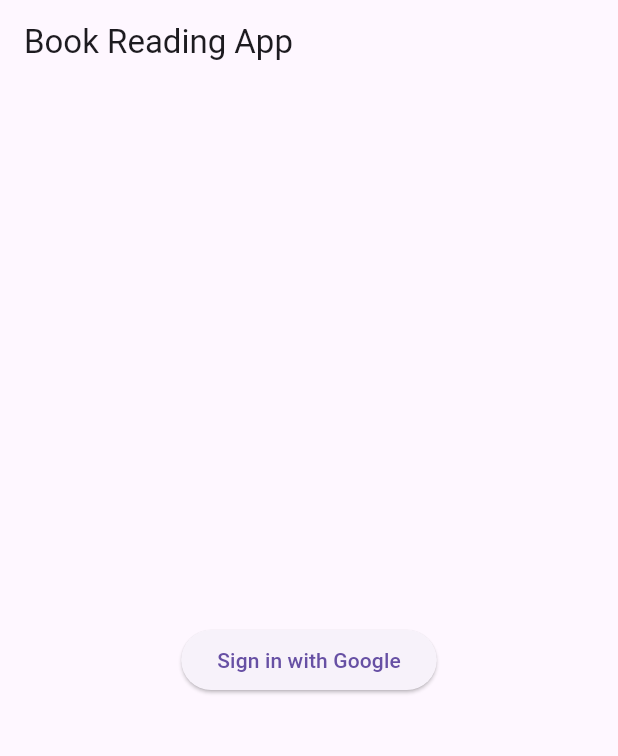
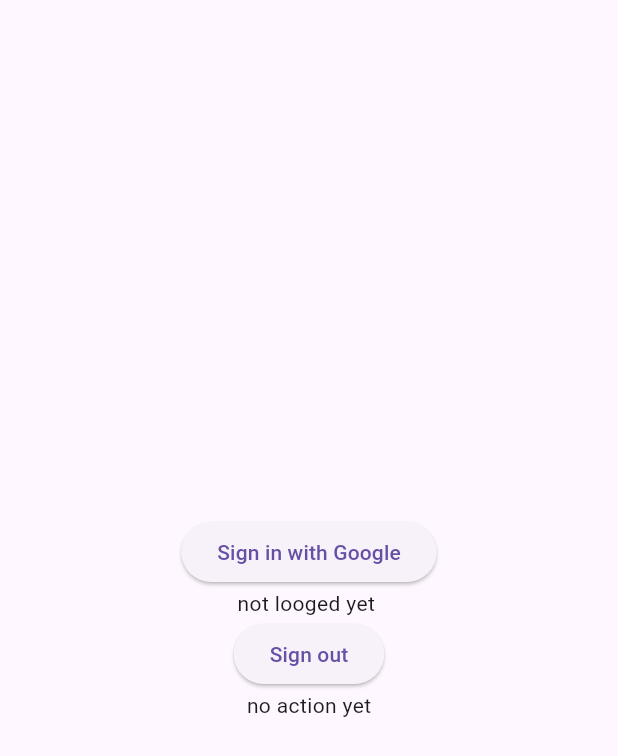
Before and after one commit to Mohamedismaell/Book_reading_flutter_app, a Flutter app: the screen it shows after launch, after a tap on "Sign in with Google", on a phone screen of 412 x 824 dp. Shown: the top 756 px of the screen. Run offline on Flutter 3.47's test engine with Material 3 defaults, Android fonts, the phone set to English and light mode, and no system bars; our stand-ins replace bloc, dio, flutter_bloc, get_it, go_router, hydrated_bloc and 1 more; missing offline and left inert: data_connection_checker_tv; accounts and stored records are empty; network calls fail; project files that could hold a hidden picture were left out.

Commit message:
Refactor and extend authentication flow
Replaces news-related auth files with dedicated authentication logic, including Google and email login, logout, and signup use cases. Updates the service locator, repository, and cubit to support new flows. Removes obsolete news entity and signup files, adds a login screen, and sets it as the app's entry point. Refactors repository and data source to support new authentication methods and state management.

```diff
--- a/src/lib/core/di/service_locator.dart
+++ b/src/lib/core/di/service_locator.dart
@@ -1,15 +1,18 @@
 import 'package:bookreading/core/theme/cubit/theme_cubit.dart';
+import 'package:bookreading/features/auth/domain/usecases/login_email.dart';
 import 'package:bookreading/features/auth/domain/usecases/otp.dart';
-import 'package:bookreading/features/auth/domain/usecases/signup.dart';
+import 'package:bookreading/features/auth/domain/usecases/sign_up_email.dart';
 import 'package:data_connection_checker_tv/data_connection_checker.dart';
 import 'package:dio/dio.dart';
 import 'package:get_it/get_it.dart';
 import 'package:supabase_flutter/supabase_flutter.dart';
 import '../../features/auth/data/datasources/auth_remote_data_source.dart';
-import '../../features/auth/data/repositories/news_repository_impl.dart';
+import '../../features/auth/data/repositories/auth_repository_impl.dart';
 import '../../features/auth/domain/repositories/auth_repository.dart';
 import '../../features/auth/domain/usecases/forget_password.dart';
-import '../../features/auth/domain/usecases/login.dart';
+import '../../features/auth/domain/usecases/login_google.dart';
+import '../../features/auth/domain/usecases/logout.dart';
+import '../../features/auth/presentation/cubit/cubit/auth_cubit.dart';
 import '../connections/network_info.dart';
 import '../database/api/dio_consumer.dart';
 import '../database/cache/cache_helper.dart';
@@ -27,29 +30,38 @@ Future<void> initServiceLocator() async {
   sl.registerLazySingleton(() => CacheHelper());
 
   //! Data Sources
-  // sl.registerLazySingleton<NewsRemoteDataSource>(
-  //   () => NewsRemoteDataSource(api: sl<DioConsumer>()),
-  // );
+  sl.registerLazySingleton<AuthRemoteDataSource>(
+    () => AuthRemoteDataSource(supabase: Supabase.instance.client),
+  );
 
-  // //! Repositories
-  // sl.registerLazySingleton<NewsRepository>(
-  //   () => NewsRepositoryImpl(
-  //     remoteDataSource: sl<NewsRemoteDataSource>(),
-  //     networkInfo: sl<NetworkInfo>(),
-  //   ),
-  // );
-  //! Supabase
-  // sl.registerLazySingleton(() => Supabase.instance.client);
+  //! Repositories
+  sl.registerLazySingleton<AuthRepository>(
+    () => AuthRepositoryImpl(
+      remoteDataSource: sl<AuthRemoteDataSource>(),
+      networkInfo: sl<NetworkInfo>(),
+    ),
+  );
 
   //! Use Cases
-  sl.registerLazySingleton(() => Login(repository: sl<AuthRepository>()));
-  sl.registerLazySingleton(() => Signup(repository: sl<AuthRepository>()));
+  sl.registerLazySingleton(
+    () => LoginWithGoogle(repository: sl<AuthRepository>()),
+  );
+  sl.registerLazySingleton(
+    () => SignUpWithEmail(repository: sl<AuthRepository>()),
+  );
+  sl.registerLazySingleton(
+    () => LoginWithEmail(repository: sl<AuthRepository>()),
+  );
   sl.registerLazySingleton(() => Otp(repository: sl<AuthRepository>()));
   sl.registerLazySingleton(
     () => ForgetPassword(repository: sl<AuthRepository>()),
   );
+  sl.registerLazySingleton(() => Logout(repository: sl<AuthRepository>()));
 
   //! Cubits
   //TODO Register ==> "AuthCubit" later
+  sl.registerLazySingleton(
+    () => AuthCubit(sl<LoginWithGoogle>(), sl<Logout>()),
+  );
   sl.registerLazySingleton(() => ThemeCubit());
 }
--- a/src/lib/features/auth/data/datasources/auth_remote_data_source.dart
+++ b/src/lib/features/auth/data/datasources/auth_remote_data_source.dart
@@ -3,16 +3,23 @@ import 'package:supabase_flutter/supabase_flutter.dart';
 import '../models/user_app.dart';
 
 class AuthRemoteDataSource {
-  final supabase = Supabase.instance.client;
+  final SupabaseClient supabase;
+  AuthRemoteDataSource({required this.supabase});
 
-  Future<UserApp> login() async {
+  Future<UserApp?> loginWithGoogle() async {
     await supabase.auth.signInWithOAuth(
       OAuthProvider.google,
       redirectTo: 'io.supabase.flutter://login-callback',
     );
 
-    final currentUser = supabase.auth.currentUser;
+    final authState = await supabase.auth.onAuthStateChange.firstWhere(
+      (data) => data.event == AuthChangeEvent.signedIn,
+    );
 
-    return UserApp.fromSupabase(currentUser!);
+    return UserApp.fromSupabase(authState.session?.user);
+  }
+
+  Future<void> logout({required UserApp currentUser}) async {
+    await supabase.auth.signOut();
   }
 }
--- a/src/lib/features/auth/domain/entities/news_entitiy.dart
+++ /dev/null
@@ -1,3 +0,0 @@
-// class NewsEntity {
-//   NewsEntity();
-// }
--- a/src/lib/features/auth/domain/usecases/login.dart
+++ b/src/lib/features/auth/domain/usecases/login_google.dart
@@ -2,12 +2,12 @@ import '../../../../core/connections/result.dart';
 import '../../../../core/params/params.dart';
 import '../repositories/auth_repository.dart';
 
-class Login {
+class LoginWithGoogle {
   final AuthRepository repository;
 
-  Login({required this.repository});
+  LoginWithGoogle({required this.repository});
 
-  Future<Result> login({required LoginParams params}) async {
-    return await repository.login(params: params);
+  Future<Result> loginWithGoogle() async {
+    return await repository.loginWithGoogle();
   }
 }
--- /dev/null
+++ b/src/lib/features/auth/domain/usecases/logout.dart
@@ -0,0 +1,14 @@
+import 'package:bookreading/features/auth/data/models/user_app.dart';
+
+import '../../../../core/connections/result.dart';
+import '../repositories/auth_repository.dart';
+
+class Logout {
+  final AuthRepository repository;
+
+  Logout({required this.repository});
+
+  Future<Result> logout({required UserApp currentUser}) async {
+    return await repository.logout(currentUser: currentUser);
+  }
+}
--- a/src/lib/features/auth/presentation/cubit/cubit/auth_cubit.dart
+++ b/src/lib/features/auth/presentation/cubit/cubit/auth_cubit.dart
@@ -1,10 +1,67 @@
 import 'package:bloc/bloc.dart';
+import 'package:bookreading/features/auth/domain/usecases/logout.dart';
 import 'package:meta/meta.dart';
-
 import '../../../data/models/user_app.dart';
-
+import '../../../domain/usecases/login_google.dart';
 part 'auth_state.dart';
 
 class AuthCubit extends Cubit<AuthState> {
-  AuthCubit() : super(AuthInitial());
+  final LoginWithGoogle userloging;
+  final Logout userLogout;
+  AuthCubit(this.userloging, this.userLogout) : super(AuthInitial());
+
+  Future<void> loginWithGoogle() async {
+    emit(AuthLoading());
+    final response = await userloging.loginWithGoogle();
+    return response.when(
+      success: (user) {
+        emit(AuthSuccess(user: user));
+      },
+      failure: (error) {
+        emit(AuthError(message: error.errMessage));
+      },
+    );
+  }
+
+  Future<void> logout({required UserApp currentUser}) async {
+    emit(AuthLoading());
+    final response = await userLogout.logout(currentUser: currentUser);
+    return response.when(
+      success: (user) {
+        emit(AuthInitial());
+      },
+      failure: (error) {
+        emit(AuthError(message: error.errMessage));
+      },
+    );
+  }
 }
+//  Future<void> eitherFailureOrSuccessByDate() async {
+//     final response = await getNews.callNewsDate();
+//     return response.when(
+//       success: (news) {
+//         final validateNewsDate = news.where((post) {
+//           return post.threadimageUrl != null &&
+//               post.threadimageUrl!.isNotEmpty &&
+//               Uri.tryParse(
+//                     post.threadimageUrl!,
+//                   )?.hasAbsolutePath ==
+//                   true;
+//         }).toList();
+//         emit(
+//           state.copyWith(
+//             dateStatus: NewsStatus.loaded,
+//             newsByDate: validateNewsDate,
+//           ),
+//         );
+//       },
+//       failure: (error) {
+//         emit(
+//           state.copyWith(
+//             dateStatus: NewsStatus.error,
+//             errorMessage: error.errMessage,
+//           ),
+//         );
+//       },
+//     );
+//   }
--- /dev/null
+++ b/src/lib/features/auth/presentation/screens/login_screen.dart
@@ -0,0 +1,56 @@
+import 'package:bookreading/features/auth/data/models/user_app.dart';
+import 'package:bookreading/features/auth/domain/usecases/login_google.dart';
+import 'package:bookreading/features/auth/domain/usecases/logout.dart';
+import 'package:bookreading/features/auth/presentation/cubit/cubit/auth_cubit.dart';
+import 'package:flutter/material.dart';
+import 'package:flutter_bloc/flutter_bloc.dart';
+
+import '../../../../core/di/service_locator.dart';
+import '../../../../core/params/params.dart';
+
+class LoginScreen extends StatelessWidget {
+  const LoginScreen({super.key});
+
+  @override
+  Widget build(BuildContext context) {
+    return BlocProvider(
+      create: (context) => AuthCubit(sl<LoginWithGoogle>(), sl<Logout>()),
+      child: BlocBuilder<AuthCubit, AuthState>(
+        builder: (context, state) {
+          return Scaffold(
+            body: Center(
+              child: Column(
+                mainAxisAlignment: MainAxisAlignment.center,
+                children: [
+                  ElevatedButton(
+                    onPressed: () => context.read<AuthCubit>().loginWithGoogle(
+                      // params: LoginParams(
+                      //   email: 'icebringer111@gmail.com',
+                      //   password: 'Easybooy1592004',
+                      // ),
+                    ),
+                    child: const Text('Sign in with Google'),
+                  ),
+                  state is AuthSuccess
+                      ? Text(
+                          'you are looged in with email ${state.user.fullName}',
+                        )
+                      : const Text('not looged yet '),
+                  ElevatedButton(
+                    onPressed: () => context.read<AuthCubit>().logout(
+                      currentUser: UserApp(id: 'id', fullName: 'fullname'),
+                    ),
+                    child: const Text('Sign out'),
+                  ),
+                  state is AuthInitial
+                      ? const Text('you are looged out')
+                      : const Text('no action yet'),
+                ],
+              ),
+            ),
+          );
+        },
+      ),
+    );
+  }
+}
--- a/src/lib/main.dart
+++ b/src/lib/main.dart
@@ -1,4 +1,5 @@
 import 'package:bookreading/features/auth/presentation/screens/home_screen.dart';
+import 'package:bookreading/features/auth/presentation/screens/login_screen.dart';
 import 'package:flutter/foundation.dart';
 import 'package:flutter/material.dart';
 import 'package:flutter_bloc/flutter_bloc.dart';
@@ -41,7 +42,7 @@ class MyApp extends StatelessWidget {
           return MaterialApp(
             theme: getLightTheme(),
             // themeMode: ThemeMode.light,
-            home: HomeScreen(),
+            home: LoginScreen(),
           );
           // )
           // MaterialApp.router(
```
Also changed, not shown: src/lib/features/auth/data/repositories/auth_repository_impl.dart (renamed from src/lib/features/auth/data/repositories/news_repository_impl.dart, +19 -7 lines), src/lib/features/auth/domain/repositories/auth_repository.dart (+12 -3 lines), src/lib/features/auth/domain/usecases/login_email.dart (added, +13 -0 lines), src/lib/features/auth/domain/usecases/sign_up_email.dart (added, +13 -0 lines), src/lib/features/auth/domain/usecases/signup.dart (deleted, +0 -14 lines), 1 other file.
